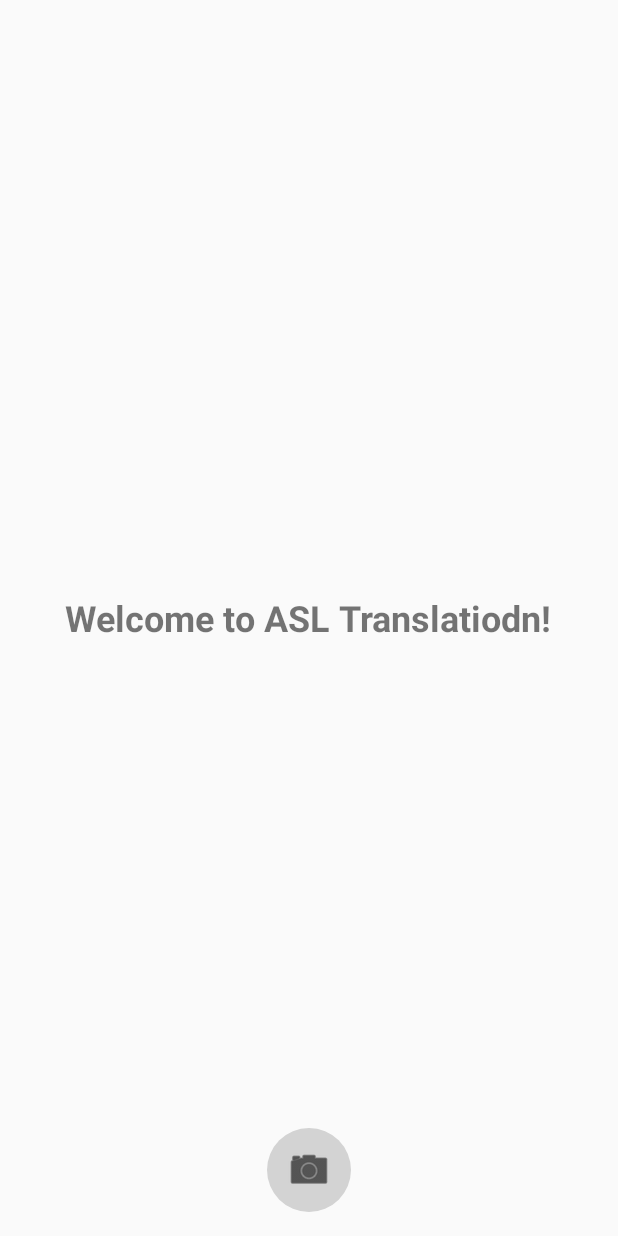
After one commit to jasonpresilski/ASLI, an Android app built with Jetpack Compose: the layout home_screen.xml on its own in the app's theme, with its tools: preview values and no code run, on a phone screen of 412 x 824 dp. The commit adds this screen. Run offline under Robolectric (Android 15) with nearby library versions, the phone set to English and light mode, and no system bars.

Commit message:
add the home screen and navigation

```diff
--- /dev/null
+++ b/app/src/main/res/drawable/circle_background.xml
@@ -0,0 +1,7 @@
+<shape xmlns:android="http://schemas.android.com/apk/res/android"
+    android:shape="oval">
+    <solid android:color="#D3D3D3"/>
+    <size
+        android:width="56dp"
+        android:height="56dp"/>
+</shape>
--- /dev/null
+++ b/app/src/main/res/layout/home_screen.xml
@@ -0,0 +1,30 @@
+<?xml version="1.0" encoding="utf-8"?>
+<RelativeLayout xmlns:android="http://schemas.android.com/apk/res/android"
+    android:layout_width="match_parent"
+    android:layout_height="match_parent"
+    android:padding="16dp">
+
+    <TextView
+        android:id="@+id/centerText"
+        android:layout_width="wrap_content"
+        android:layout_height="wrap_content"
+        android:text="Welcome to ASL Translatiodn!"
+        android:textSize="24sp"
+        android:textStyle="bold"
+        android:layout_centerInParent="true"
+        android:gravity="center"/>
+
+    <!-- Camera Button at the Bottom Center -->
+    <ImageButton
+        android:id="@+id/cameraButton"
+        android:layout_width="56dp"
+        android:layout_height="56dp"
+        android:layout_alignParentBottom="true"
+        android:layout_centerHorizontal="true"
+        android:background="@drawable/circle_background"
+        android:src="@android:drawable/ic_menu_camera"
+        android:contentDescription="Camera Button"
+        android:padding="10dp"
+        android:tint="#000000" />
+
+</RelativeLayout>
```
Also changed, not shown: app/src/main/AndroidManifest.xml (+7 -0 lines), app/src/main/java/com/example/asli/CameraScreen.kt (added, +95 -0 lines), app/src/main/java/com/example/asli/CameraScreenActivity.kt (added, +103 -0 lines), app/src/main/java/com/example/asli/HomeScreen.kt (added, +25 -0 lines), app/src/main/java/com/example/asli/MainActivity.kt (+10 -133 lines).
